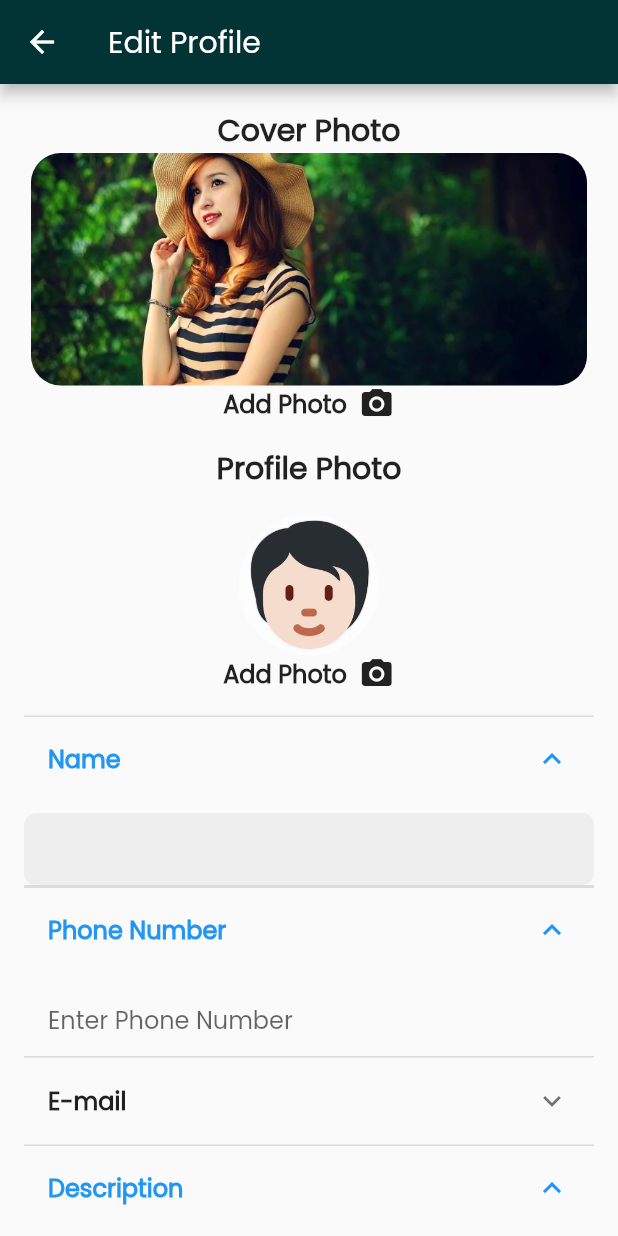
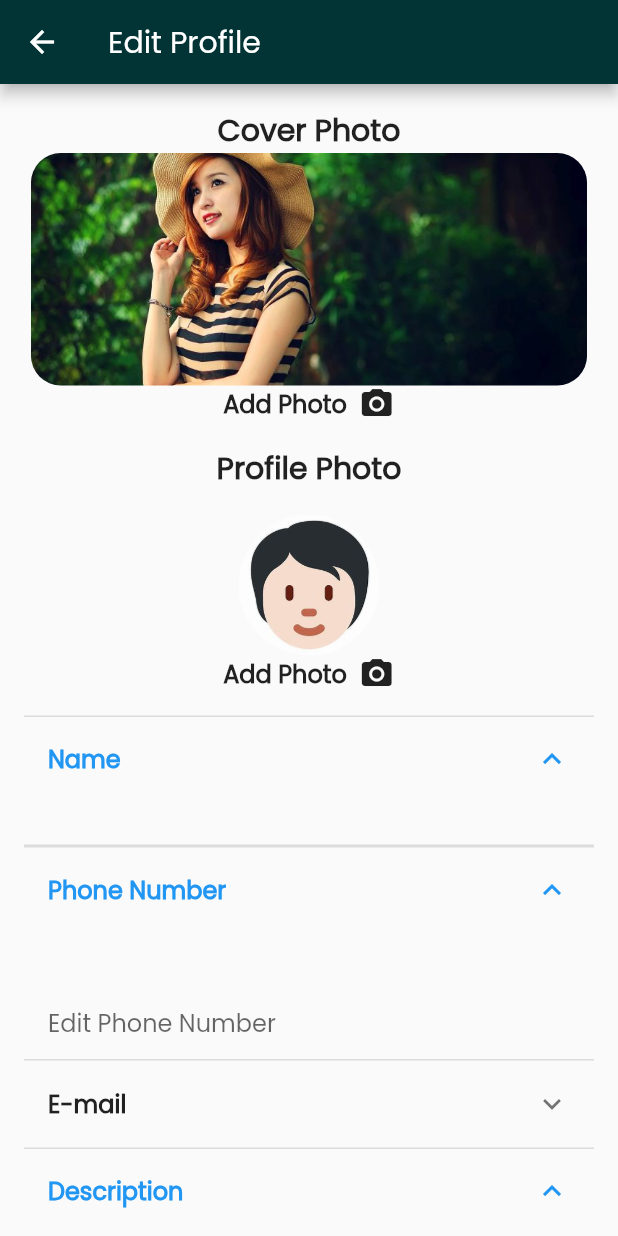
Before and after one commit to Dhruvch1244/grievance-detection-app, a Flutter app: the EditProfile screen opened by its route, after a tap on "Description", after a tap on "Name", after a tap on "Phone Number", on a phone screen of 412 x 824 dp. Run offline on Flutter 3.47's test engine with Material 2 defaults, Android fonts, the phone set to English and light mode, and no system bars; our stand-ins replace cloud_firestore, firebase_core, shared_preferences, sqflite; missing offline and left inert: firebase_app_check; accounts and stored records are empty; generated files the repository leaves out were written again.

Commit message:
Added Backend to Edit Profile and Syncing

```diff
--- a/lib/EditProfile.dart
+++ b/lib/EditProfile.dart
@@ -1,16 +1,13 @@
+// ignore_for_file: prefer_interpolation_to_compose_strings
+
 import 'package:flutter/material.dart';
 import 'package:Deshatan/MyProfile.dart';
-import 'package:Deshatan/Profile.dart';
-import 'package:sqflite/sqflite.dart';
-import 'package:path/path.dart';
-import 'package:firebase_core/firebase_core.dart';
 import 'package:cloud_firestore/cloud_firestore.dart';
 
-import 'firebase_options.dart';
 
 class DatabaseHelper {
   static final DatabaseHelper _instance = DatabaseHelper._internal();
-  FirebaseFirestore _firestore = FirebaseFirestore.instance;
+  final FirebaseFirestore _firestore = FirebaseFirestore.instance;
 
   factory DatabaseHelper() => _instance;
 
@@ -18,7 +15,7 @@ class DatabaseHelper {
 
   DatabaseHelper.internal();
   Future<Map<String, dynamic>> getUserByEmail(String email) async {
-    final CollectionReference usersRef = FirebaseFirestore.instance.collection('users');
+    final CollectionReference usersRef = FirebaseFirestore.instance.collection('userdata');
 
     QuerySnapshot usersSnapshot = await usersRef.where('email', isEqualTo: email).limit(1).get();
 
@@ -28,19 +25,36 @@ class DatabaseHelper {
 
       // Convert the document data to a Map
       Map<String, dynamic> userData = userDoc.data() as Map<String, dynamic>;
-      print(userDoc);
       return userData;
     }
 
     return {};
   }
+  Future<String> getPhoneByEmail(String email) async {
+    final CollectionReference usersRef = FirebaseFirestore.instance.collection('userdata');
+
+    QuerySnapshot usersSnapshot = await usersRef.where('email', isEqualTo: email).limit(1).get();
+
+    if (usersSnapshot.docs.isNotEmpty) {
+      // Get the first document from the snapshot
+      QueryDocumentSnapshot userDoc = usersSnapshot.docs.first;
+
+      // Retrieve the phone number from the document data
+      String phoneNumber = userDoc['phoneNumber'] ?? '';
+
+      return phoneNumber;
+    }
+
+    return '';
+  }
+
   Future<void> updatePost(Map<String, dynamic> post) async {
     try {
       CollectionReference postsCollection = _firestore.collection('posts');
       DocumentReference docRef = postsCollection.doc(post['id']);
       await docRef.update(post);
     } catch (e) {
-      print('Error updating post: $e');
+      return;
     }
   }
   Future<List<Map<String, dynamic>>> getPostsByEmail(String email) async {
@@ -49,7 +63,6 @@ class DatabaseHelper {
       QuerySnapshot snapshot = await postsCollection.where('email', isEqualTo: email).get();
       return snapshot.docs.map((doc) => doc.data() as Map<String, dynamic>).toList();
     } catch (e) {
-      print('Error getting posts: $e');
       return []; // Return an empty list or handle the error appropriately
     }
   }
@@ -65,7 +78,6 @@ class DatabaseHelper {
         };
       }).toList();
     } catch (e) {
-      print('Error getting user profiles: $e');
       return []; // Return an empty list or handle the error appropriately
     }
   }
@@ -85,12 +97,9 @@ class DatabaseHelper {
           'description': description,
         });
 
-        print('User profile updated successfully.');
-      } else {
-        print('User with the specified email not found.');
       }
     } catch (e) {
-      print('Error updating user profile: $e');
+      return;
     }
   }
 
@@ -99,58 +108,71 @@ class DatabaseHelper {
 class EditProfile extends StatefulWidget {
   final String email;
 
-  EditProfile({required this.email});
+  const EditProfile({super.key, required this.email});
 
   @override
-  _EditProfileState createState() => _EditProfileState();
+  _EditProfileState createState() {
+    return _EditProfileState();
+  }
 }
 
 class _EditProfileState extends State<EditProfile> {
-  String firstName = ' ';
-  String lastName = ' ';
-  String phonenumber = "Enter Phone Number";
-  String Description = "Enter Description";
+  String firstName = '';
+  String lastName = '';
+  String phoneNumber = '';
+  String description = '';
+  TextEditingController phoneNumberController = TextEditingController();
+  TextEditingController descriptionController = TextEditingController();
+
   @override
   void initState() {
     super.initState();
     fetchUserProfile();
   }
+
   Future<void> fetchUserProfile() async {
     Map<String, dynamic> user = await DatabaseHelper().getUserByEmail(widget.email);
     if (user.isNotEmpty) {
       setState(() {
-        firstName = user['firstName'];
-        lastName = user['lastName'];
-        print(firstName);
+        firstName = user['name'];
+        phoneNumber = user['phoneNumber'] ?? ''; // Set the initial value of phoneNumber
+        description = user['description'] ?? ''; // Set the initial value of description
+        phoneNumberController.text = phoneNumber; // Set the text in the phoneNumberController
+        descriptionController.text = description; // Set the text in the descriptionController
       });
     }
-    else{
-      print("NOT FOUND");
-    }
   }
+
+  @override
+  void dispose() {
+    phoneNumberController.dispose();
+    descriptionController.dispose();
+    super.dispose();
+  }
+
     @override
 
   Widget build(BuildContext context) {
 
     return Scaffold(
       appBar: AppBar(
-        title: Text('Edit Profile'),
+        title: const Text('Edit Profile'),
 
-        backgroundColor: Color(0xFF023436),
+        backgroundColor: const Color(0xFF023436),
       ),
       body: Padding(
         padding: const EdgeInsets.all(16.0),
         child: SingleChildScrollView(
           child: Column(
             children: [
-              Text(
+              const Text(
                 'Cover Photo',
                 style: TextStyle(
                   fontSize: 20.0,
                   fontWeight: FontWeight.bold,
                 ),
               ),
-              Container(
+              SizedBox(
                 height: 155.0,
                 width: MediaQuery.of(context).size.width * 0.9,
                 child: ClipRRect(
@@ -170,7 +192,7 @@ class _EditProfileState extends State<EditProfile> {
                     MaterialPageRoute(builder: (context) => EditProfile(email : widget.email)),
                   );
                 },
-                child: Row(
+                child: const Row(
                   mainAxisAlignment: MainAxisAlignment.center,
                   children: [
                     Text(
@@ -188,16 +210,16 @@ class _EditProfileState extends State<EditProfile> {
                   ],
                 ),
               ),
-              SizedBox(height: 16.0),
-              Text(
+              const SizedBox(height: 16.0),
+              const Text(
                 'Profile Photo',
                 style: TextStyle(
                   fontSize: 20.0,
                   fontWeight: FontWeight.bold,
                 ),
               ),
-              SizedBox(height: 16.0),
-              Container(
+              const SizedBox(height: 16.0),
+              SizedBox(
                 height: 94,
                 width: 94,
                 child: ClipRRect(
@@ -217,7 +239,7 @@ class _EditProfileState extends State<EditProfile> {
                     MaterialPageRoute(builder: (context) => EditProfile(email: widget.email)),
                   );
                 },
-                child: Row(
+                child: const Row(
                   mainAxisAlignment: MainAxisAlignment.center,
                   children: [
                     Text(
@@ -235,9 +257,9 @@ class _EditProfileState extends State<EditProfile> {
                   ],
                 ),
               ),
-              SizedBox(height: 16.0),
+              const SizedBox(height: 16.0),
               ExpansionTile(
-                title: Text(
+                title: const Text(
                   'Name',
                   style: TextStyle(
                     fontSize: 16.0,
@@ -245,27 +267,18 @@ class _EditProfileState extends State<EditProfile> {
                   ),
                 ),
                 children: [
-                  SizedBox(height: 8.0),
-                  TextField(
-                    decoration: InputDecoration(
-                      hintText: firstName+" "+lastName,
-                      filled: true,
-                      fillColor: Colors.grey[200],
-                      contentPadding:
-                          EdgeInsets.symmetric(vertical: 12.0, horizontal: 16.0),
-                      border: OutlineInputBorder(
-                        borderRadius: BorderRadius.circular(8.0),
-                        borderSide: BorderSide.none,
-                      ),
+                  const SizedBox(height: 8.0),
+                  Text(
+                    firstName + " " + lastName,
+                    style: TextStyle(
+                      color: Colors.black,
                     ),
-
                   ),
                 ],
               ),
 
-
               ExpansionTile(
-                title: Text(
+                title: const Text(
                   'Phone Number',
                   style: TextStyle(
                     fontSize: 16.0,
@@ -273,27 +286,39 @@ class _EditProfileState extends State<EditProfile> {
                   ),
                 ),
                 children: [
-                  SizedBox(height: 8.0),
+                  const SizedBox(height: 8.0),
+                  Text(
+                    phoneNumber,
+                    style: TextStyle(
+                      color: Colors.black,
+                    ),
+                  ),
+
+                  const SizedBox(height: 8.0),
                   TextField(
                     decoration: InputDecoration(
-                      hintText: 'Enter Phone Number',
+                      hintText: 'Edit Phone Number',
                       filled: false,
                       fillColor: Colors.grey[200],
                       contentPadding:
-                          EdgeInsets.symmetric(vertical: 12.0, horizontal: 16.0),
+                      const EdgeInsets.symmetric(vertical: 12.0, horizontal: 16.0),
                       border: OutlineInputBorder(
                         borderRadius: BorderRadius.circular(8.0),
                         borderSide: BorderSide.none,
                       ),
                     ),
-                    controller: TextEditingController(),
+                    controller: phoneNumberController,
+                    onChanged: (value) {
+                      setState(() {
+                        phoneNumber = value; // Update the phoneNumber variable
+                      });
+                    },
                   ),
                 ],
               ),
 
-              // Add more ExpansionTile widgets for additional fields
               ExpansionTile(
-                title: Text(
+                title: const Text(
                   'E-mail',
                   style: TextStyle(
                     fontSize: 16.0,
@@ -301,25 +326,18 @@ class _EditProfileState extends State<EditProfile> {
                   ),
                 ),
                 children: [
-                  SizedBox(height: 8.0),
-                  TextField(
-                    decoration: InputDecoration(
-                      hintText: widget.email,
-                      filled: true,
-                      fillColor: Colors.grey[200],
-                      contentPadding:
-                          EdgeInsets.symmetric(vertical: 12.0, horizontal: 16.0),
-                      border: OutlineInputBorder(
-                        borderRadius: BorderRadius.circular(8.0),
-                        borderSide: BorderSide.none,
-                      ),
+                  const SizedBox(height: 8.0),
+                  Text(
+                    widget.email,
+                    style: TextStyle(
+                      color: Colors.black,
                     ),
-                    controller: TextEditingController(),
                   ),
                 ],
               ),
+
               ExpansionTile(
-                title: Text(
+                title: const Text(
                   'Description',
                   style: TextStyle(
                     fontSize: 16.0,
@@ -327,45 +345,57 @@ class _EditProfileState extends State<EditProfile> {
                   ),
                 ),
                 children: [
-                  SizedBox(height: 8.0),
+                  const SizedBox(height: 8.0),
+                  Text(
+                    description,
+                    style: TextStyle(
+                      color: Colors.black,
+                    ),
+                  ),
+
+                  const SizedBox(height: 8.0),
                   TextField(
                     decoration: InputDecoration(
-                      hintText: 'Enter Description',
+                      hintText: 'Description',
                       filled: false,
                       fillColor: Colors.grey[200],
                       contentPadding:
-                          EdgeInsets.symmetric(vertical: 12.0, horizontal: 16.0),
+                      const EdgeInsets.symmetric(vertical: 12.0, horizontal: 16.0),
                       border: OutlineInputBorder(
                         borderRadius: BorderRadius.circular(8.0),
                         borderSide: BorderSide.none,
                       ),
                     ),
-                    controller: TextEditingController(),
+                    controller: descriptionController,
+                    onChanged: (value) {
+                      setState(() {
+                        description = value; // Update the description variable
+                      });
+                    },
                   ),
                 ],
               ),
               // Add more ExpansionTile widgets as needed
 
-              SizedBox(height: 16.0),
+              const SizedBox(height: 16.0),
               ElevatedButton(
   onPressed: () {
     // Save the form data
-    DatabaseHelper().updateUserProfile(widget.email,phonenumber,Description);
-
+    DatabaseHelper().updateUserProfile(widget.email, phoneNumber, description);
     Navigator.push(
                       context,
                       MaterialPageRoute(builder: (context) => MyProfile(email : widget.email)),
                     );
   },
   style: ElevatedButton.styleFrom(
-    primary: Color(0xFF023436), // Specify the desired button color
-    minimumSize: Size(double.infinity, 50), // Set the button width to match the parent
+    backgroundColor: const Color(0xFF023436), // Specify the desired button color
+    minimumSize: const Size(double.infinity, 50), // Set the button width to match the parent
   shape: RoundedRectangleBorder(
       borderRadius: BorderRadius.circular(30), // Set the border radius to 30
     ),
 
   ),
-  child: Text('Save Changes'),
+  child: const Text('Save Changes'),
 ),
 
             ],
```
